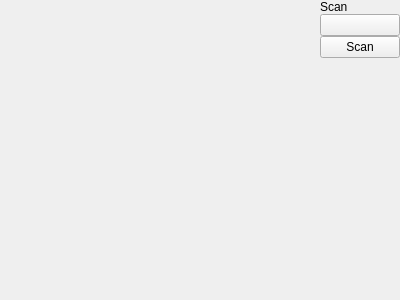
First picture: the form in core/ui/scopyhomepage.ui, repository analogdevicesinc/scopy, before the edit.
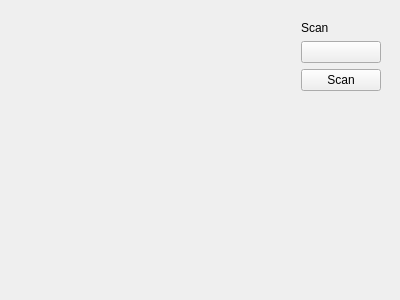
Second picture: the form after the edit. Custom widgets are drawn as their Qt base class.

Commit message: gui/home page: fix style

Patch:
```diff
--- a/core/ui/scopyhomepage.ui
+++ b/core/ui/scopyhomepage.ui
@@ -13,7 +13,7 @@
   <property name="windowTitle">
    <string>Form</string>
   </property>
-  <layout class="QVBoxLayout" name="verticalLayout" stretch="1,4">
+  <layout class="QVBoxLayout" name="verticalLayout" stretch="0">
    <property name="spacing">
     <number>0</number>
    </property>
@@ -30,9 +30,28 @@
     <number>0</number>
    </property>
    <item>
+    <widget class="QWidget" name="container" native="true">
+     <layout class="QVBoxLayout" name="verticalLayout_3" stretch="0,4">
+      <property name="spacing">
+       <number>10</number>
+      </property>
+      <property name="leftMargin">
+       <number>10</number>
+      </property>
+      <property name="topMargin">
+       <number>10</number>
+      </property>
+      <property name="rightMargin">
+       <number>10</number>
+      </property>
+      <property name="bottomMargin">
+       <number>10</number>
+      </property>
+      <item>
+       <widget class="QWidget" name="horizontalLayout_2" native="true">
     <layout class="QHBoxLayout" name="horizontalLayout">
      <property name="topMargin">
-      <number>0</number>
+          <number>1</number>
      </property>
      <item>
       <widget class="scopy::DeviceBrowser" name="wDeviceBrowser" native="true">
@@ -45,18 +64,53 @@
       </widget>
      </item>
      <item>
-      <layout class="QVBoxLayout" name="verticalLayout_2">
+          <spacer name="horizontalSpacer">
+           <property name="orientation">
+            <enum>Qt::Orientation::Horizontal</enum>
+           </property>
+           <property name="sizeType">
+            <enum>QSizePolicy::Policy::Preferred</enum>
+           </property>
+           <property name="sizeHint" stdset="0">
+            <size>
+             <width>40</width>
+             <height>20</height>
+            </size>
+           </property>
+          </spacer>
+         </item>
+         <item>
+          <widget class="QWidget" name="scanContainer" native="true">
+           <property name="sizePolicy">
+            <sizepolicy hsizetype="Fixed" vsizetype="Expanding">
+             <horstretch>0</horstretch>
+             <verstretch>0</verstretch>
+            </sizepolicy>
+           </property>
+           <layout class="QVBoxLayout" name="verticalLayout_2" stretch="0,0,0,1">
        <property name="sizeConstraint">
-	<enum>QLayout::SetMaximumSize</enum>
+             <enum>QLayout::SizeConstraint::SetDefaultConstraint</enum>
+            </property>
+            <property name="leftMargin">
+             <number>0</number>
        </property>
        <property name="topMargin">
-	<number>0</number>
+             <number>10</number>
        </property>
        <property name="rightMargin">
 	<number>0</number>
        </property>
+            <property name="bottomMargin">
+             <number>0</number>
+            </property>
        <item>
 	<widget class="QLabel" name="label_2">
+              <property name="sizePolicy">
+               <sizepolicy hsizetype="Fixed" vsizetype="Fixed">
+                <horstretch>0</horstretch>
+                <verstretch>0</verstretch>
+               </sizepolicy>
+              </property>
 	 <property name="text">
 	  <string>Scan</string>
 	 </property>
@@ -102,8 +156,10 @@
 	</spacer>
        </item>
       </layout>
-     </item>
-    </layout>
+          </widget>
+         </item>
+        </layout>
+       </widget>
    </item>
    <item>
     <widget class="scopy::InfoPageStack" name="wInfoPageStack">
@@ -113,6 +169,9 @@
        <verstretch>0</verstretch>
       </sizepolicy>
      </property>
+       </widget>
+      </item>
+     </layout>
     </widget>
    </item>
   </layout>
```
Left out of the diff: 2 changed lines with no effect on the pictures. Lines whose indentation alone changed are shown as unchanged. The commit also changes 1 other file.
